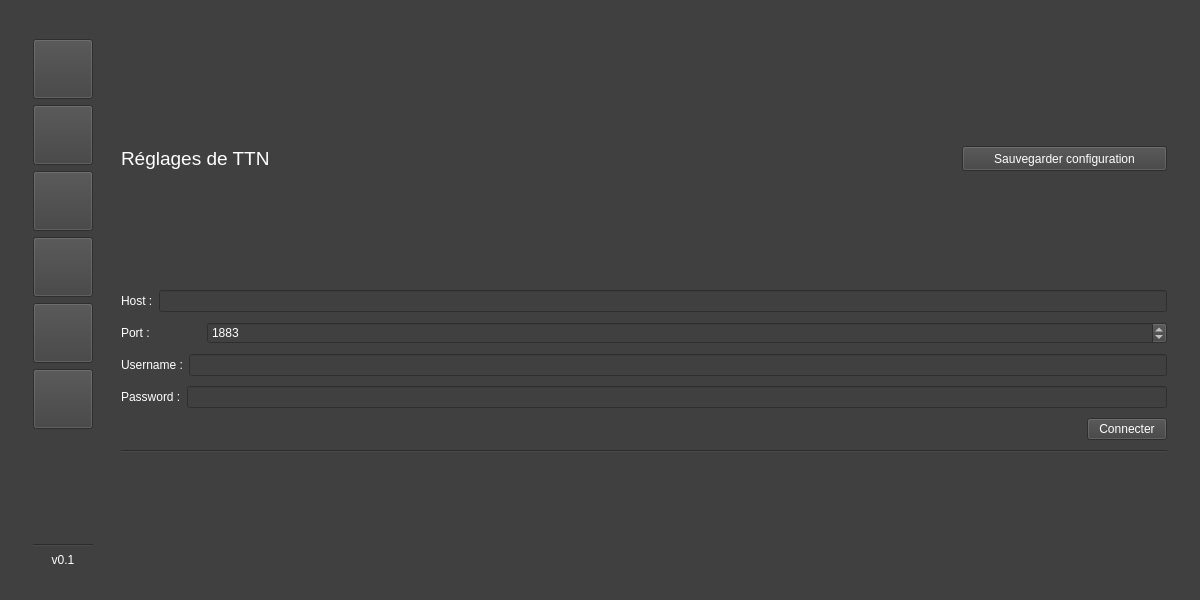
zayfix/beehoneyt, file trunk/beehoneyt-desktop/ihm.ui: the form before one commit.
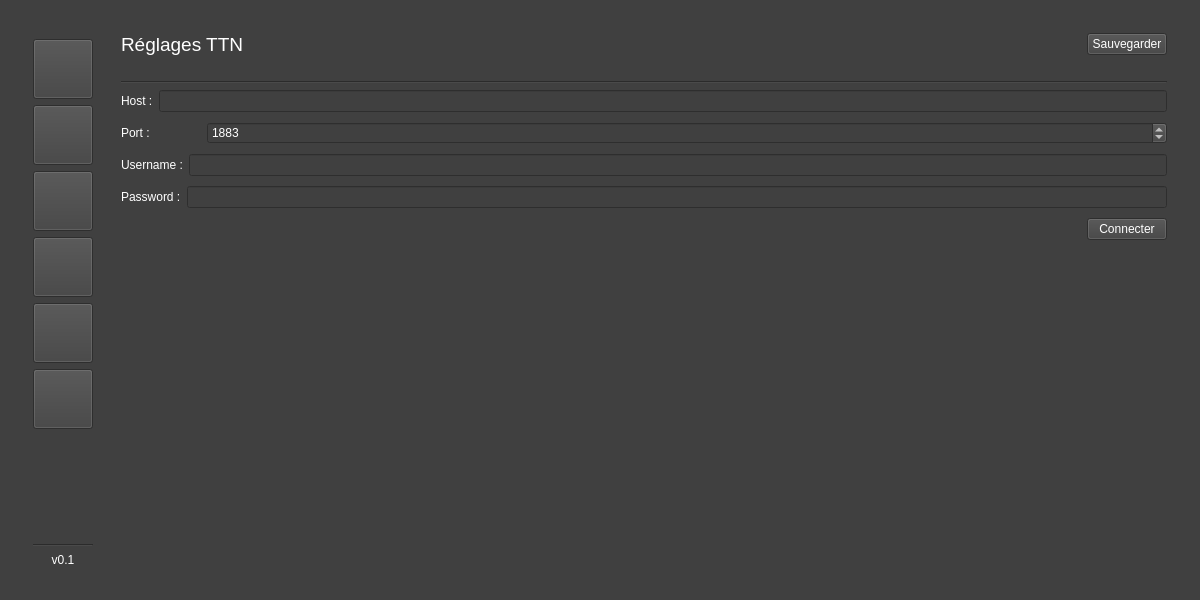
The form after the commit. The open tabs and pages were chosen to show the change. Icons and pictures are not drawn. Custom widgets are drawn as their Qt base class.

```diff
--- a/trunk/beehoneyt-desktop/ihm.ui
+++ b/trunk/beehoneyt-desktop/ihm.ui
@@ -786,6 +786,9 @@
              <property name="sizeConstraint">
               <enum>QLayout::SetDefaultConstraint</enum>
              </property>
+             <property name="bottomMargin">
+              <number>20</number>
+             </property>
              <item>
               <widget class="QLabel" name="label_7">
                <property name="maximumSize">
@@ -800,13 +803,26 @@
                 </font>
                </property>
                <property name="text">
-                <string>Réglages de TTN</string>
+                <string>Réglages TTN</string>
                </property>
                <property name="alignment">
                 <set>Qt::AlignLeading|Qt::AlignLeft|Qt::AlignVCenter</set>
                </property>
               </widget>
              </item>
+             <item>
+              <spacer name="horizontalSpacer_4">
+               <property name="orientation">
+                <enum>Qt::Horizontal</enum>
+               </property>
+               <property name="sizeHint" stdset="0">
+                <size>
+                 <width>40</width>
+                 <height>20</height>
+                </size>
+               </property>
+              </spacer>
+             </item>
              <item>
               <widget class="QPushButton" name="pushButton_enregistrer_configuration_ttn">
                <property name="maximumSize">
@@ -816,12 +832,19 @@
                 </size>
                </property>
                <property name="text">
-                <string>Sauvegarder configuration</string>
+                <string>Sauvegarder</string>
                </property>
               </widget>
              </item>
             </layout>
            </item>
+           <item>
+            <widget class="Line" name="line_3">
+             <property name="orientation">
+              <enum>Qt::Horizontal</enum>
+             </property>
+            </widget>
+           </item>
            <item>
             <layout class="QVBoxLayout" name="verticalLayout_11">
              <property name="spacing">
@@ -954,11 +977,17 @@
               </layout>
              </item>
              <item>
-              <widget class="Line" name="line_3">
+              <spacer name="verticalSpacer">
                <property name="orientation">
-                <enum>Qt::Horizontal</enum>
+                <enum>Qt::Vertical</enum>
                </property>
-              </widget>
+               <property name="sizeHint" stdset="0">
+                <size>
+                 <width>20</width>
+                 <height>40</height>
+                </size>
+               </property>
+              </spacer>
              </item>
             </layout>
            </item>
```
